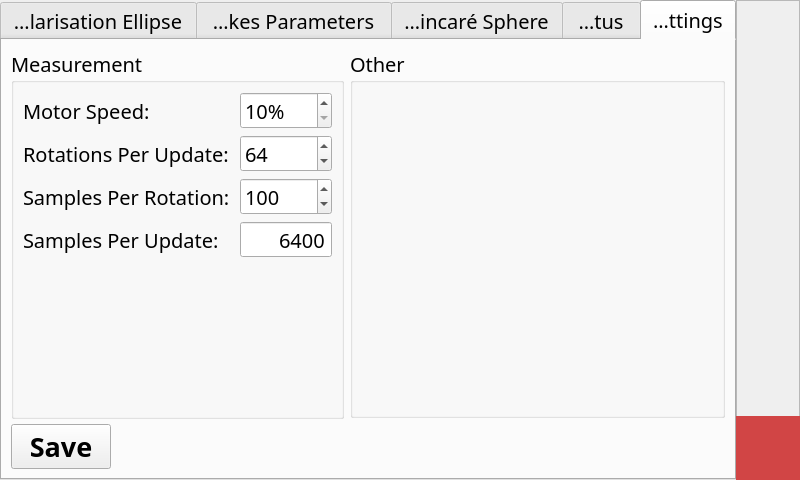
This is Software/Frontend/InterfaceV1/gui.ui in JulianNicolai/PortableRealTimePolarimeter as Qt 5 draws it before an edit. The edited form follows.
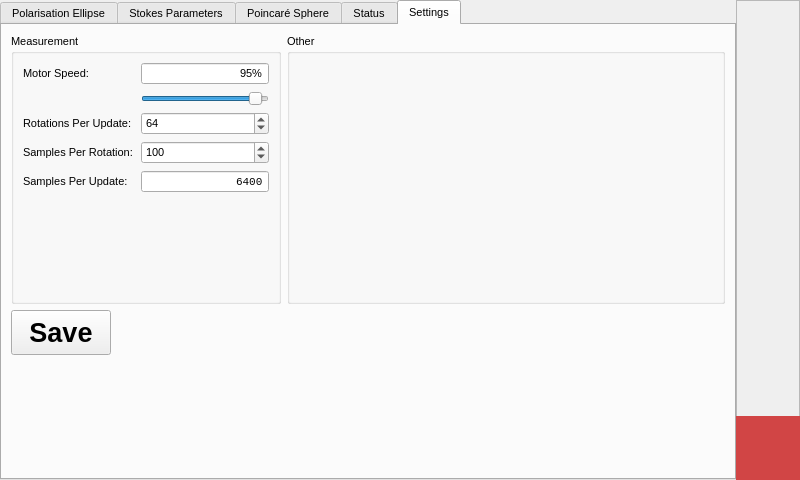
This is the edited form. The open tabs and pages were chosen to show the change. Icons and pictures are not drawn. Custom widgets are drawn as their Qt base class.

What changed in the file:
```diff
--- a/Software/Frontend/InterfaceV1/gui.ui
+++ b/Software/Frontend/InterfaceV1/gui.ui
@@ -70,8 +70,8 @@
       </property>
       <property name="font">
        <font>
-        <family>Yu Gothic UI Semibold</family>
-        <pointsize>15</pointsize>
+        <family>MS Shell Dlg 2</family>
+        <pointsize>8</pointsize>
        </font>
       </property>
       <property name="tabPosition">
@@ -1075,12 +1075,12 @@
           <property name="minimumSize">
            <size>
             <width>0</width>
-            <height>370</height>
+            <height>270</height>
            </size>
           </property>
           <property name="maximumSize">
            <size>
-            <width>333</width>
+            <width>270</width>
             <height>16777215</height>
            </size>
           </property>
@@ -1088,14 +1088,14 @@
            <string>Measurement</string>
           </property>
           <layout class="QFormLayout" name="formLayout_4">
-           <item row="1" column="0">
+           <item row="3" column="0">
             <widget class="QLabel" name="rotations_update_label">
              <property name="text">
               <string>Rotations Per Update: </string>
              </property>
             </widget>
            </item>
-           <item row="1" column="1">
+           <item row="3" column="1">
             <widget class="QSpinBox" name="rotations_update_value">
              <property name="minimum">
               <number>1</number>
@@ -1108,14 +1108,14 @@
              </property>
             </widget>
            </item>
-           <item row="2" column="0">
+           <item row="4" column="0">
             <widget class="QLabel" name="samples_rotation_label">
              <property name="text">
               <string>Samples Per Rotation:</string>
              </property>
             </widget>
            </item>
-           <item row="2" column="1">
+           <item row="4" column="1">
             <widget class="QSpinBox" name="samples_rotation_value">
              <property name="minimum">
               <number>20</number>
@@ -1135,28 +1135,21 @@
              </property>
             </widget>
            </item>
-           <item row="0" column="1">
-            <widget class="QSpinBox" name="motor_speed_value">
-             <property name="suffix">
-              <string>%</string>
-             </property>
-             <property name="minimum">
-              <number>10</number>
-             </property>
-             <property name="maximum">
-              <number>100</number>
-             </property>
-            </widget>
-           </item>
-           <item row="3" column="0">
+           <item row="5" column="0">
             <widget class="QLabel" name="samples_update_label">
              <property name="text">
               <string>Samples Per Update:</string>
              </property>
             </widget>
            </item>
-           <item row="3" column="1">
+           <item row="5" column="1">
             <widget class="QSpinBox" name="samples_update_value">
+             <property name="font">
+              <font>
+               <family>Consolas</family>
+               <pointsize>8</pointsize>
+              </font>
+             </property>
              <property name="alignment">
               <set>Qt::AlignRight|Qt::AlignTrailing|Qt::AlignVCenter</set>
              </property>
@@ -1177,6 +1170,47 @@
              </property>
             </widget>
            </item>
+           <item row="0" column="1">
+            <widget class="QSpinBox" name="motor_speed_value">
+             <property name="alignment">
+              <set>Qt::AlignRight|Qt::AlignTrailing|Qt::AlignVCenter</set>
+             </property>
+             <property name="readOnly">
+              <bool>true</bool>
+             </property>
+             <property name="buttonSymbols">
+              <enum>QAbstractSpinBox::NoButtons</enum>
+             </property>
+             <property name="suffix">
+              <string>%</string>
+             </property>
+             <property name="minimum">
+              <number>1</number>
+             </property>
+             <property name="maximum">
+              <number>100</number>
+             </property>
+             <property name="value">
+              <number>95</number>
+             </property>
+            </widget>
+           </item>
+           <item row="2" column="1">
+            <widget class="QSlider" name="horizontalSlider">
+             <property name="minimum">
+              <number>1</number>
+             </property>
+             <property name="maximum">
+              <number>100</number>
+             </property>
+             <property name="value">
+              <number>95</number>
+             </property>
+             <property name="orientation">
+              <enum>Qt::Horizontal</enum>
+             </property>
+            </widget>
+           </item>
           </layout>
          </widget>
         </item>
```
Left out of the diff: 83 changed lines with no effect on the pictures.
